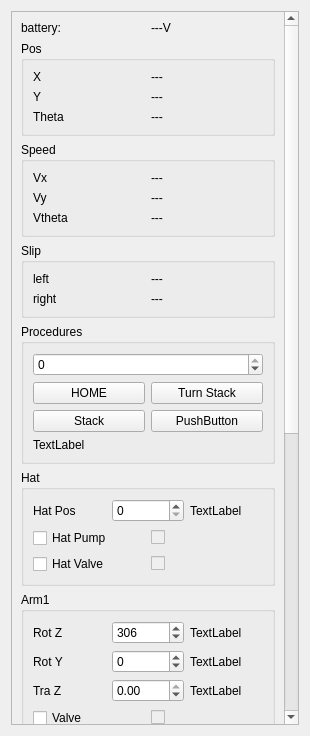
Qt form anatidae/ui/arm_hat.ui (rustyducks/pygargue) before a commit.
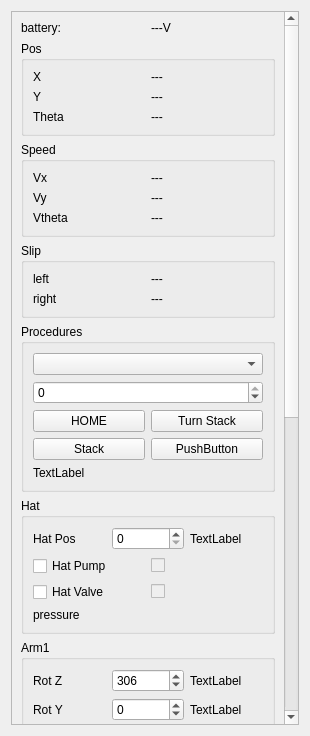
The same form after that commit.

Commit message: improve arm & hat status display

```diff
--- a/anatidae/ui/arm_hat.ui
+++ b/anatidae/ui/arm_hat.ui
@@ -23,9 +23,9 @@
       <property name="geometry">
        <rect>
         <x>0</x>
-        <y>0</y>
+        <y>-390</y>
         <width>276</width>
-        <height>1340</height>
+        <height>1394</height>
        </rect>
       </property>
       <layout class="QVBoxLayout" name="verticalLayout_5">
@@ -199,6 +199,9 @@
           <string>Procedures</string>
          </property>
          <layout class="QVBoxLayout" name="verticalLayout_6">
+          <item>
+           <widget class="QComboBox" name="proc_arm_combobox"/>
+          </item>
           <item>
            <widget class="QSpinBox" name="proc_param">
             <property name="minimum">
@@ -320,6 +323,13 @@
             </item>
            </layout>
           </item>
+          <item>
+           <widget class="QLabel" name="hat_pressureLabel">
+            <property name="text">
+             <string>pressure</string>
+            </property>
+           </widget>
+          </item>
          </layout>
         </widget>
        </item>
@@ -351,7 +361,7 @@
                <number>-512</number>
               </property>
               <property name="maximum">
-               <number>512</number>
+               <number>1024</number>
               </property>
               <property name="singleStep">
                <number>20</number>
@@ -380,7 +390,7 @@
                <number>-512</number>
               </property>
               <property name="maximum">
-               <number>512</number>
+               <number>1024</number>
               </property>
               <property name="singleStep">
                <number>20</number>
```
Left out of the diff: 6 changed lines with no effect on the pictures. The commit also changes 1 other file.
